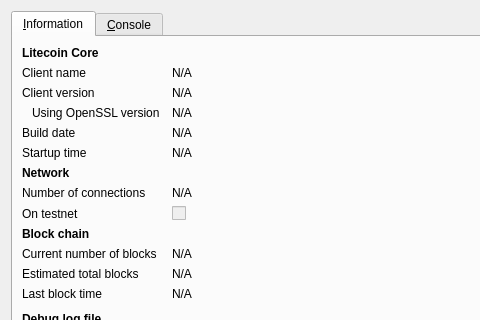
Qt form src/qt/forms/rpcconsole.ui (hscoin/hashcoin) before a commit; both pictures show x 0 to 480 and y 0 to 320 of the 740 by 450 pixel window.
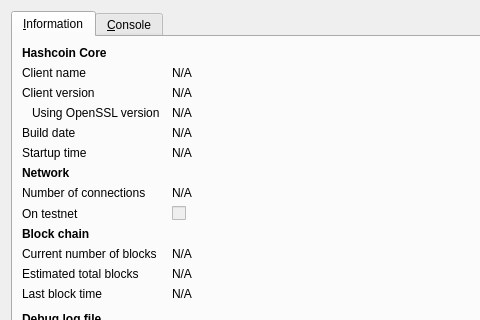
The same form after that commit. Icons and pictures are not drawn.

What changed in the file:
```diff
--- a/src/qt/forms/rpcconsole.ui
+++ b/src/qt/forms/rpcconsole.ui
@@ -36,7 +36,7 @@
           </font>
          </property>
          <property name="text">
-          <string>Litecoin Core</string>
+          <string>Hashcoin Core</string>
          </property>
         </widget>
        </item>
```
Left out of the diff: 6 changed lines with no effect on the pictures.
